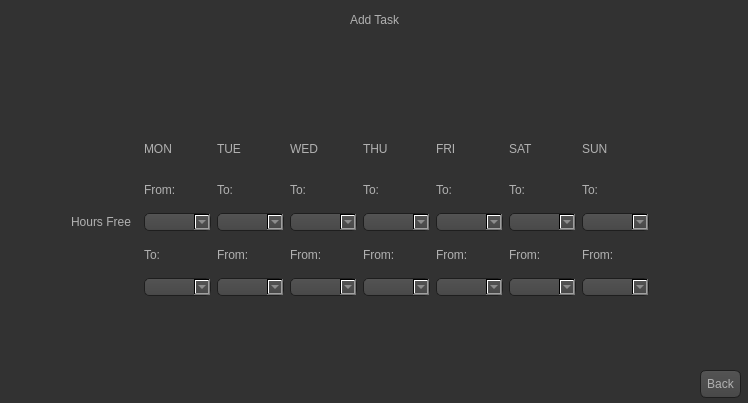
Above: developer/mainwindow.ui from CPSC36201Spring20018/DreamTeamRepo before the change. Below: the same form after it.
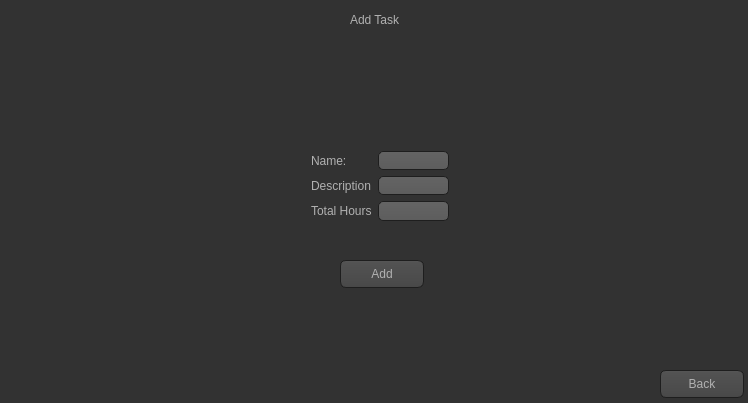
That is the form after the change. The open tabs and pages were chosen to show the change. Icons and pictures are not drawn.

Patch:
```diff
--- a/developer/mainwindow.ui
+++ b/developer/mainwindow.ui
@@ -576,13 +576,13 @@
       </property>
      </widget>
     </widget>
-    <widget class="QWidget" name="add">
-     <widget class="QPushButton" name="ab_back">
+    <widget class="QWidget" name="set">
+     <widget class="QPushButton" name="sb_back">
       <property name="geometry">
        <rect>
-        <x>700</x>
+        <x>660</x>
         <y>370</y>
-        <width>41</width>
+        <width>81</width>
         <height>28</height>
        </rect>
       </property>
@@ -606,8 +606,8 @@
      <widget class="QWidget" name="gridLayoutWidget">
       <property name="geometry">
        <rect>
-        <x>60</x>
-        <y>120</y>
+        <x>50</x>
+        <y>90</y>
         <width>600</width>
         <height>187</height>
        </rect>
@@ -811,14 +811,102 @@
        </item>
       </layout>
      </widget>
-     <zorder>ab_back</zorder>
-     <zorder>al_label1</zorder>
-     <zorder>gridLayoutWidget</zorder>
-     <zorder>textBrowser_2</zorder>
-     <zorder>label_7</zorder>
-     <zorder>label_6</zorder>
-     <zorder>a_monFrom_2</zorder>
-     <zorder>a_monTo_2</zorder>
+     <widget class="QPushButton" name="sb_apply">
+      <property name="geometry">
+       <rect>
+        <x>340</x>
+        <y>310</y>
+        <width>84</width>
+        <height>28</height>
+       </rect>
+      </property>
+      <property name="text">
+       <string>Apply</string>
+      </property>
+     </widget>
+    </widget>
+    <widget class="QWidget" name="add">
+     <widget class="QLabel" name="label_7">
+      <property name="geometry">
+       <rect>
+        <x>350</x>
+        <y>10</y>
+        <width>63</width>
+        <height>20</height>
+       </rect>
+      </property>
+      <property name="text">
+       <string>Add Task</string>
+      </property>
+     </widget>
+     <widget class="QWidget" name="formLayoutWidget">
+      <property name="geometry">
+       <rect>
+        <x>300</x>
+        <y>140</y>
+        <width>160</width>
+        <height>92</height>
+       </rect>
+      </property>
+      <layout class="QFormLayout" name="formLayout">
+       <item row="0" column="0">
+        <widget class="QLabel" name="label_26">
+         <property name="text">
+          <string>Name: </string>
+         </property>
+        </widget>
+       </item>
+       <item row="1" column="0">
+        <widget class="QLabel" name="label_27">
+         <property name="text">
+          <string>Description</string>
+         </property>
+        </widget>
+       </item>
+       <item row="0" column="1">
+        <widget class="QLineEdit" name="al_name"/>
+       </item>
+       <item row="1" column="1">
+        <widget class="QLineEdit" name="al_desc"/>
+       </item>
+       <item row="2" column="1">
+        <widget class="QLineEdit" name="al_hours"/>
+       </item>
+       <item row="2" column="0">
+        <widget class="QLabel" name="label_28">
+         <property name="text">
+          <string>Total Hours</string>
+         </property>
+        </widget>
+       </item>
+      </layout>
+     </widget>
+     <widget class="QPushButton" name="ab_back">
+      <property name="geometry">
+       <rect>
+        <x>660</x>
+        <y>370</y>
+        <width>84</width>
+        <height>28</height>
+       </rect>
+      </property>
+      <property name="text">
+       <string>Back</string>
+      </property>
+     </widget>
+     <widget class="QPushButton" name="ab_add">
+      <property name="geometry">
+       <rect>
+        <x>340</x>
+        <y>260</y>
+        <width>84</width>
+        <height>28</height>
+       </rect>
+      </property>
+      <property name="text">
+       <string>Add</string>
+      </property>
+     </widget>
     </widget>
    </widget>
    <widget class="QTextBrowser" name="a_monTo_2">
```
Left out of the diff: 80 changed lines with no effect on the pictures.
